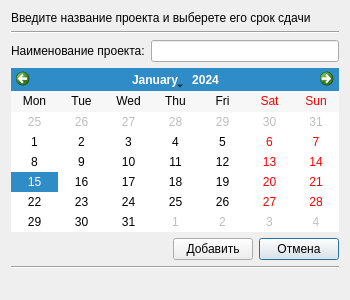
DvaMishkiLapa/StaffMI_client, file ui/add_new_project_dialog.ui: the form before one commit.
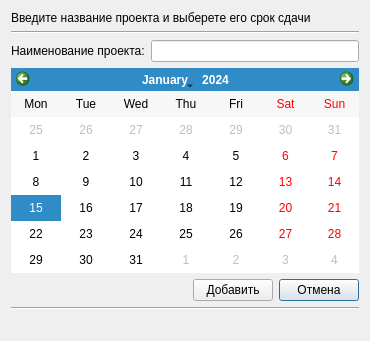
The form after the commit. Icons and pictures are not drawn.

Commit message: Changed font size in the whole interface

What changed in the file:
```diff
--- a/ui/add_new_project_dialog.ui
+++ b/ui/add_new_project_dialog.ui
@@ -6,20 +6,20 @@
    <rect>
     <x>0</x>
     <y>0</y>
-    <width>350</width>
-    <height>300</height>
+    <width>370</width>
+    <height>341</height>
    </rect>
   </property>
   <property name="minimumSize">
    <size>
-    <width>350</width>
-    <height>300</height>
+    <width>370</width>
+    <height>341</height>
    </size>
   </property>
   <property name="maximumSize">
    <size>
-    <width>350</width>
-    <height>300</height>
+    <width>370</width>
+    <height>341</height>
    </size>
   </property>
   <property name="windowTitle">
@@ -27,7 +27,10 @@
   </property>
   <property name="windowIcon">
    <iconset>
-    <normaloff>iconstitle.png</normaloff>icons/title.png</iconset>
+    <normaloff>iconstitle.png</normaloff>iconstitle.png</iconset>
+  </property>
+  <property name="styleSheet">
+   <string notr="true">font: 11pt &quot;Times New Roman&quot;;</string>
   </property>
   <layout class="QGridLayout" name="gridLayout">
    <item row="7" column="0" colspan="4">
```
Left out of the diff: 3 changed lines with no effect on the pictures. The commit also changes 10 other files.
